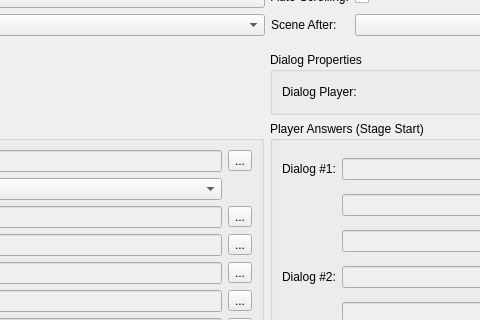
First picture: the form in editor/mainwindow_tab/stage_edit.ui, repository protoman/rockbot, before the edit; both pictures show x 282 to 762 and y 91 to 411 of the 1098 by 831 pixel window.
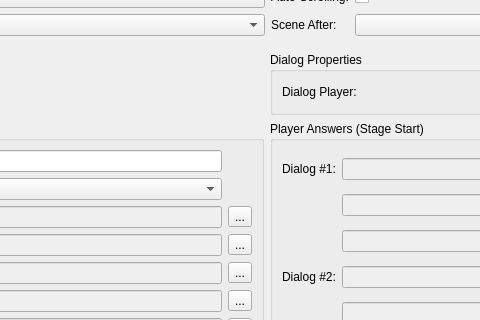
Second picture: the form after the edit.

What changed in the file:
```diff
--- a/editor/mainwindow_tab/stage_edit.ui
+++ b/editor/mainwindow_tab/stage_edit.ui
@@ -295,7 +295,7 @@
               <item row="0" column="1">
                <widget class="QLineEdit" name="stages_tab_bossname_lineedit">
                 <property name="enabled">
-                 <bool>false</bool>
+                 <bool>true</bool>
                 </property>
                 <property name="maxLength">
                  <number>30</number>
@@ -333,13 +333,6 @@
                 </property>
                </widget>
               </item>
-              <item row="0" column="2">
-               <widget class="QToolButton" name="personName_toolButton">
-                <property name="text">
-                 <string>...</string>
-                </property>
-               </widget>
-              </item>
               <item row="4" column="1">
                <widget class="QLineEdit" name="dialogs_line1_text3">
                 <property name="enabled">
```
